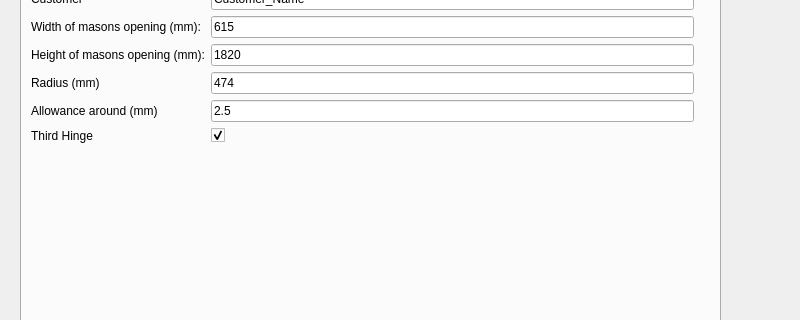
The window that src/Gothic.ui (kyloe/HalfaxIronWorks) describes before a commit, drawn with Qt 5; both pictures show x 0 to 800 and y 87 to 407 of the 800 by 954 pixel window.
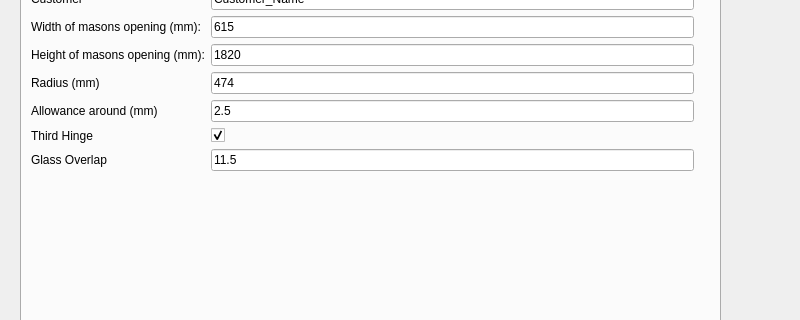
The same window after the commit.

Commit message: Added Glass Template

Diff of the .ui file:
```diff
--- a/src/Gothic.ui
+++ b/src/Gothic.ui
@@ -44,7 +44,7 @@
        <x>0</x>
        <y>10</y>
        <width>681</width>
-       <height>203</height>
+       <height>220</height>
       </rect>
      </property>
      <layout class="QFormLayout" name="formLayout_9">
@@ -150,6 +150,20 @@
         </property>
        </widget>
       </item>
+      <item row="9" column="1">
+       <widget class="QLineEdit" name="GlassOverlap">
+        <property name="text">
+         <string>11.5</string>
+        </property>
+       </widget>
+      </item>
+      <item row="9" column="0">
+       <widget class="QLabel" name="label_65">
+        <property name="text">
+         <string>Glass Overlap</string>
+        </property>
+       </widget>
+      </item>
      </layout>
     </widget>
    </widget>
```
The commit also changes 2 other files.
